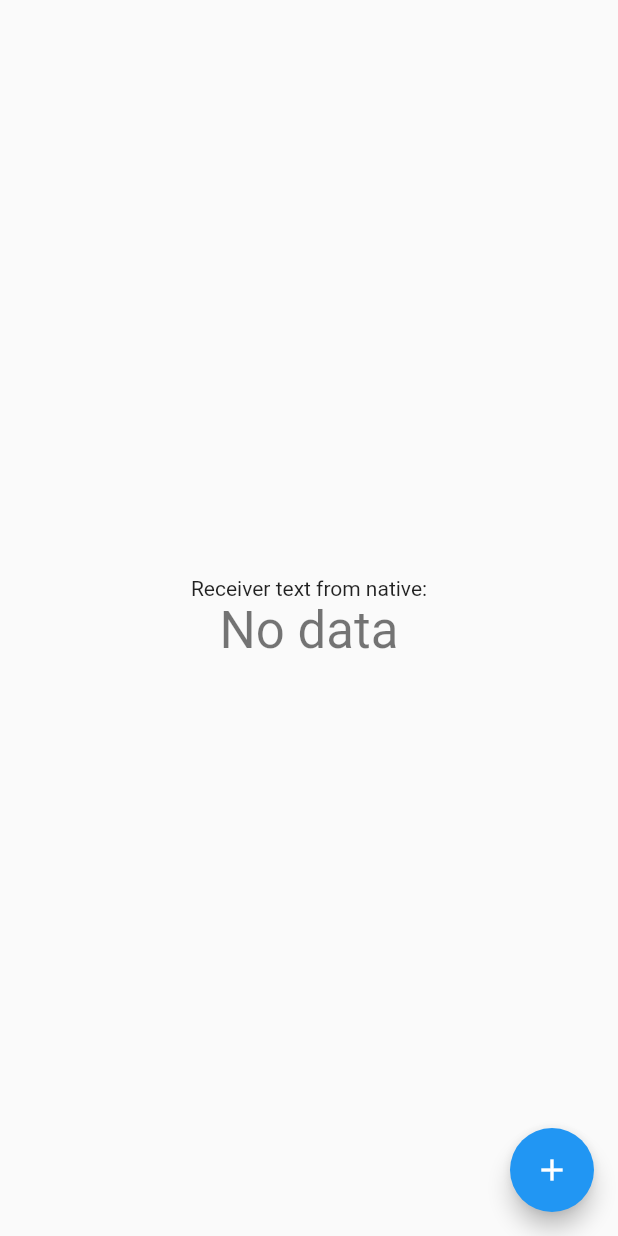
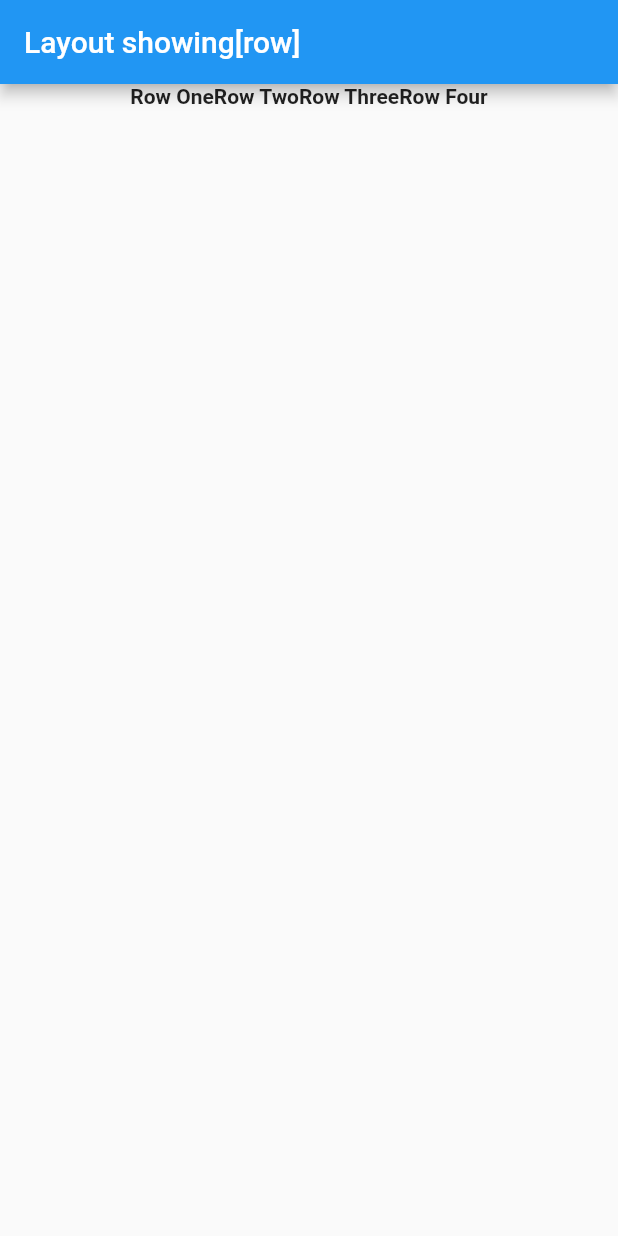
Before and after one commit to flutter-ppp/flutter-module, a Flutter app: the screen it shows after launch, on a phone screen of 412 x 824 dp. Run offline on Flutter 3.47's test engine with Material 2 defaults, Android fonts, the phone set to English and light mode, and no system bars.

Commit message:
add layout

```diff
--- /dev/null
+++ b/lib/layout.dart
@@ -0,0 +1,62 @@
+import 'package:flutter/material.dart';
+
+class LayoutApp extends StatelessWidget {
+  @override
+  Widget build(BuildContext context) {
+    return MaterialApp(
+      title: "Layout showing",
+      theme: ThemeData(
+        // This is the theme of your application.
+        //
+        // Try running your application with "flutter run". You'll see the
+        // application has a blue toolbar. Then, without quitting the app, try
+        // changing the primarySwatch below to Colors.green and then invoke
+        // "hot reload" (press "r" in the console where you ran "flutter run",
+        // or press Run > Flutter Hot Reload in a Flutter IDE). Notice that the
+        // counter didn't reset back to zero; the application is not restarted.
+        primarySwatch: Colors.blue,
+      ),
+      home: _MyLayoutApp(title: "Layout showing"),
+    );
+  }
+}
+
+class _MyLayoutApp extends StatefulWidget {
+  final String title;
+
+  _MyLayoutApp({Key key, this.title}) : super(key: key);
+
+  @override
+  State<StatefulWidget> createState() => _MyLayoutState();
+}
+
+class _MyLayoutState extends State<_MyLayoutApp> {
+  String type = "row";
+
+  @override
+  Widget build(BuildContext context) {
+    return Scaffold(
+      appBar: AppBar(
+        title: Text(widget.title + "[$type]"),
+      ),
+      body: _getBody(type),
+    );
+  }
+
+  Widget _getBody(String type) {
+    switch(type){
+      case "row":
+        return Row(
+          mainAxisAlignment: MainAxisAlignment.center,
+          children: <Widget>[
+            Text('Row One', style: TextStyle(fontWeight: FontWeight.bold)),
+            Text('Row Two', style: TextStyle(fontWeight: FontWeight.bold)),
+            Text('Row Three', style: TextStyle(fontWeight: FontWeight.bold)),
+            Text('Row Four', style: TextStyle(fontWeight: FontWeight.bold)),
+          ],
+        );
+    }
+
+    return Text("no body found");
+  }
+}
--- a/lib/main.dart
+++ b/lib/main.dart
@@ -1,11 +1,12 @@
 import 'package:flutter/material.dart';
-import 'package:flutter_module/channel.dart';
+import 'package:flutter_module/layout.dart';
 
 //void main() => runApp(MyApp());
 //void main() => runApp(DemoApp());
-void main() => runApp(ChannelDemo());
+//void main() => runApp(ChannelDemo());
 //void main() => runApp(NetWorkApp());
 //void main() => runApp(LifecycleWatcher());
+void main() => runApp(LayoutApp());
 
 class MyApp extends StatelessWidget {
   // This widget is the root of your application.
```
